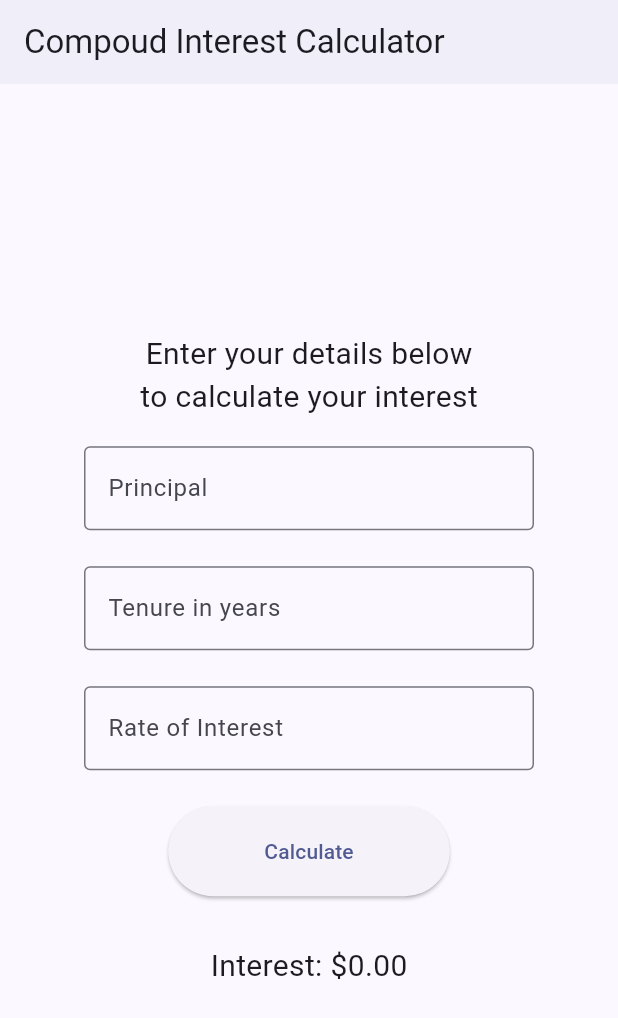
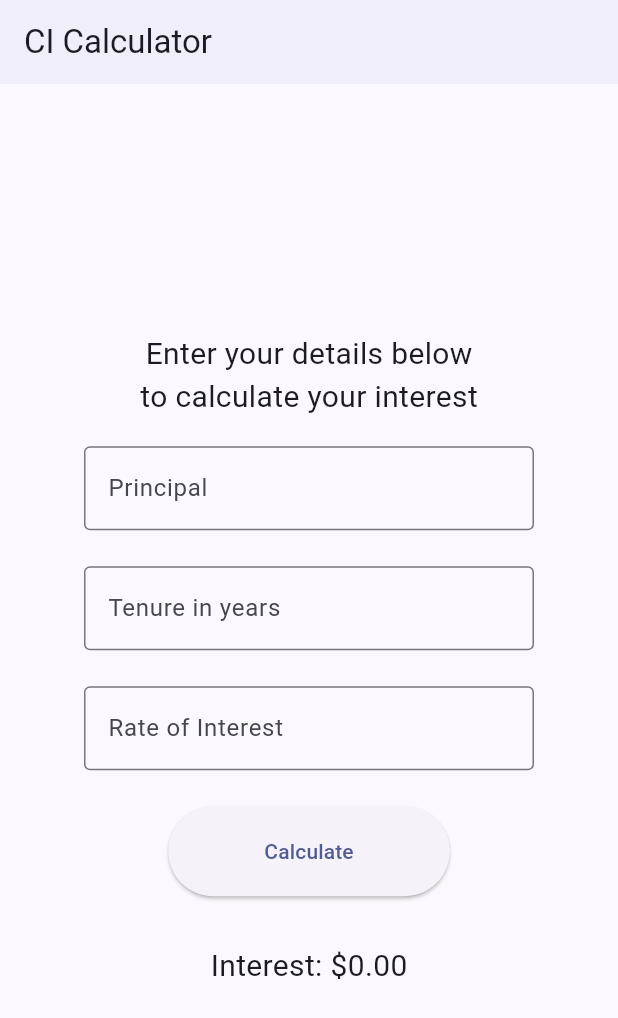
Before and after one commit to rossoskull/MDEV1005-assignment-4, a Flutter app: the CalculatorWidget screen opened by its route, on a phone screen of 412 x 824 dp. Shown: the top 1018 px of the screen. Run offline on Flutter 3.47's test engine with Material 2 defaults, Android fonts, the light colour scheme and no system bars; our stand-ins replace go_router; network calls fail.

Commit message:
add comments to the code

```diff
--- a/lib/calculator_widget.dart
+++ b/lib/calculator_widget.dart
@@ -4,16 +4,20 @@ import 'package:flutter/material.dart';
 
 class CalculatorWidget extends StatelessWidget {
   CalculatorWidget({Key? key}) : super(key: key);
+
+  /// controllers for the text fields.
   final TextEditingController principalController = TextEditingController();
   final TextEditingController tenureController = TextEditingController();
   final TextEditingController roiController = TextEditingController();
+
+  /// value notifier for the interest.
   final interest = ValueNotifier<double>(0.0);
 
   @override
   Widget build(BuildContext context) {
     return Scaffold(
       appBar: AppBar(
-        title: Text('Compoud Interest Calculator'),
+        title: Text('CI Calculator'),
         elevation: 2,
       ),
       body: Center(
@@ -88,12 +92,14 @@ class CalculatorWidget extends StatelessWidget {
                 ),
               ),
               onPressed: () {
+                /// get the values from the text fields.
                 String principal = principalController.value.text;
                 String tenure = tenureController.value.text;
                 String roi = roiController.value.text;
 
-                // Perform input validation
+                // Perform input validation.
                 if (principal.isEmpty || tenure.isEmpty || roi.isEmpty) {
+                  /// show a snackbar with an error message.
                   ScaffoldMessenger.of(context).showSnackBar(
                     SnackBar(
                       content: Text("Input values cannot be empty"),
@@ -102,14 +108,16 @@ class CalculatorWidget extends StatelessWidget {
                   return;
                 }
 
+                /// convert the values to double.
                 double? principalValue = double.tryParse(principal);
                 double? tenureValue = double.tryParse(tenure);
                 double? roiValue = double.tryParse(roi);
 
-                // check if input values contain only numbers
+                // check if input values contain only numbers.
                 if (principalValue == null ||
                     tenureValue == null ||
                     roiValue == null) {
+                  /// show a snackbar with an error message.
                   ScaffoldMessenger.of(context).showSnackBar(
                     SnackBar(
                       content: Text("Input values must be numbers"),
@@ -118,10 +126,12 @@ class CalculatorWidget extends StatelessWidget {
                   return;
                 }
 
-                // calculate compound interest
+                /// calculate the interest.
                 double amount =
                     principalValue * pow((1 + (roiValue / 100)), tenureValue);
                 double interestValue = amount - principalValue;
+
+                /// update the interest value.
                 interest.value = interestValue;
               },
               child: Text('Calculate'),
--- a/lib/greeting_page_widget.dart
+++ b/lib/greeting_page_widget.dart
@@ -17,6 +17,8 @@ class GreetingPageWidget extends StatelessWidget {
                 width: 240,
                 decoration: BoxDecoration(
                   shape: BoxShape.circle,
+
+                  /// show a random image from unsplash.it
                   image: DecorationImage(
                     image: NetworkImage('https://unsplash.it/1920/1920'),
                     fit: BoxFit.fill,
@@ -37,7 +39,7 @@ class GreetingPageWidget extends StatelessWidget {
                   onPressed: () {
                     GoRouter.of(context).push('/calculator');
                   },
-                  child: Text('Interest Calculator'),
+                  child: Text('CI Calculator'),
                 ),
                 SizedBox(
                   width: 24,
--- a/lib/main.dart
+++ b/lib/main.dart
@@ -8,6 +8,8 @@ void main() {
   runApp(MyApp());
 }
 
+/// This is the router for the app. It defines the routes and the pages that
+/// will be displayed when the user navigates to a specific route.
 GoRouter _router = GoRouter(
   routes: [
     GoRoute(
@@ -34,6 +36,8 @@ GoRouter _router = GoRouter(
   ],
 );
 
+/// This is the main widget for the app. It defines the theme and the router
+/// for the app.
 class MyApp extends StatelessWidget {
   const MyApp({super.key});
 
```
Also changed, not shown: lib/notes_widget.dart (+9 -0 lines).
